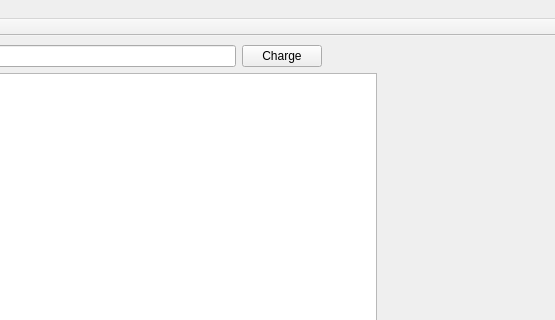
break11/AutoStorage, file App/AgentsManager/mainwindow.ui: the form before one commit; both pictures show x 490 to 1045 and y 0 to 320 of the 1180 by 851 pixel window.
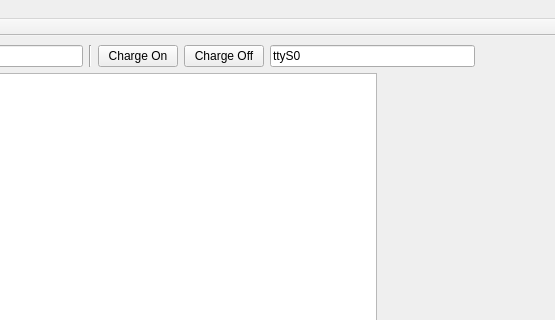
The form after the commit.

```diff
--- a/App/AgentsManager/mainwindow.ui
+++ b/App/AgentsManager/mainwindow.ui
@@ -58,9 +58,30 @@
        <widget class="QLineEdit" name="leTargetNode"/>
       </item>
       <item>
-       <widget class="QPushButton" name="btnCharge">
+       <widget class="Line" name="line">
+        <property name="orientation">
+         <enum>Qt::Vertical</enum>
+        </property>
+       </widget>
+      </item>
+      <item>
+       <widget class="QPushButton" name="btnChargeOn">
         <property name="text">
-         <string>Charge</string>
+         <string>Charge On</string>
+        </property>
+       </widget>
+      </item>
+      <item>
+       <widget class="QPushButton" name="btnChargeOff">
+        <property name="text">
+         <string>Charge Off</string>
+        </property>
+       </widget>
+      </item>
+      <item>
+       <widget class="QLineEdit" name="leChargePort">
+        <property name="text">
+         <string>ttyS0</string>
         </property>
        </widget>
       </item>
```
Left out of the diff: 2 changed lines with no effect on the pictures.
